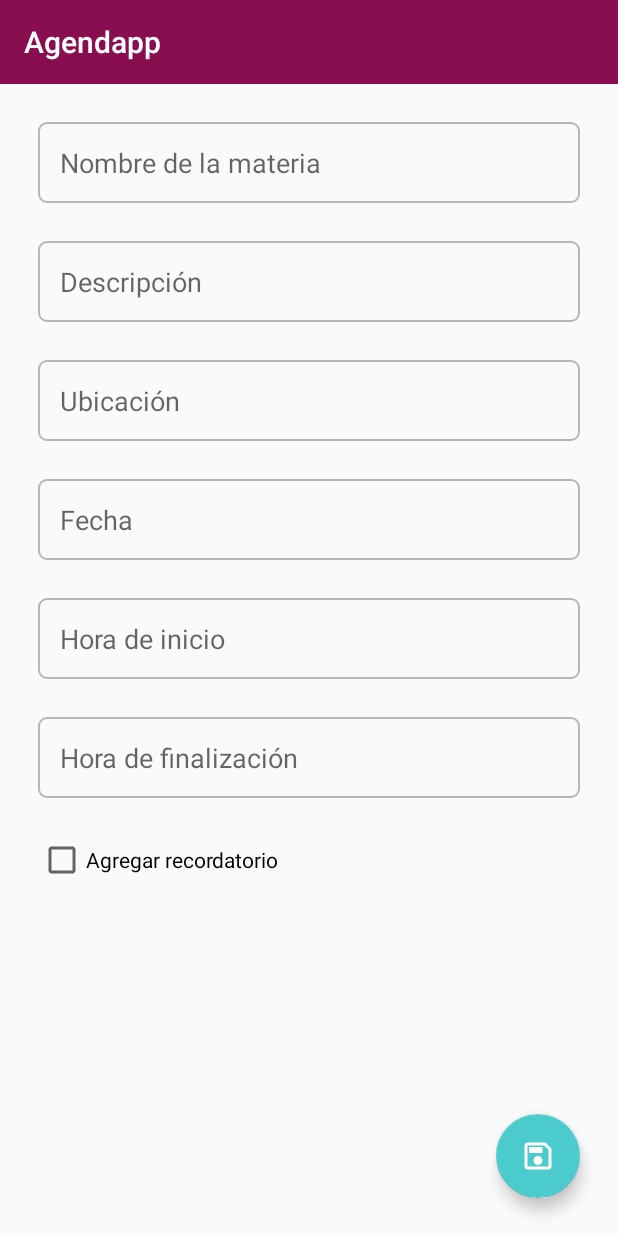
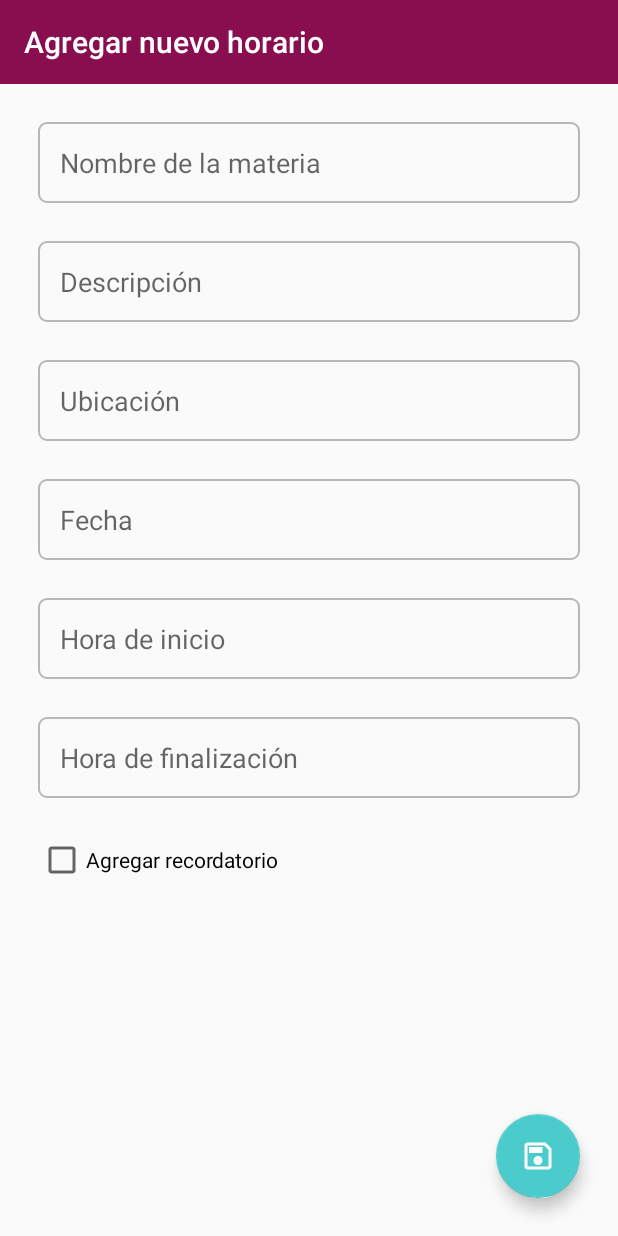
Before and after one commit to LordSinSentido/agendapp, an Android app: the screen it shows after launch (AgregarHorariosActivity), after a tap on "Agregar horario", on a phone screen of 412 x 824 dp. Run offline under Robolectric (Android 15) with nearby library versions, the phone set to English and light mode, and no system bars; 1 other tap on this screen came first.

Commit message:
Se agrego el titulo a cada actividad

```diff
--- a/app/src/main/java/com/classhub/agendapp/AgregarEventosActivity.java
+++ b/app/src/main/java/com/classhub/agendapp/AgregarEventosActivity.java
@@ -42,6 +42,7 @@ public class AgregarEventosActivity extends AppCompatActivity {
     protected void onCreate(Bundle savedInstanceState) {
         super.onCreate(savedInstanceState);
         setContentView(R.layout.activity_agregar_eventos);
+        this.setTitle("Agregar nuevo evento o examen");
 
         titulo = findViewById(R.id.agregareventoEntradaTitulo);
         descripcion = findViewById(R.id.agregareventoEntradaDescripcion);
--- a/app/src/main/java/com/classhub/agendapp/AgregarHorariosActivity.java
+++ b/app/src/main/java/com/classhub/agendapp/AgregarHorariosActivity.java
@@ -37,6 +37,7 @@ public class AgregarHorariosActivity extends AppCompatActivity {
     protected void onCreate(Bundle savedInstanceState) {
         super.onCreate(savedInstanceState);
         setContentView(R.layout.activity_agregar_horarios);
+        this.setTitle("Agregar nuevo horario");
 
         titulo = findViewById(R.id.agregarhorarioEntradaTitulo);
         descripcion = findViewById(R.id.agregarhorarioEntradaDescripcion);
--- a/app/src/main/java/com/classhub/agendapp/AgregarTareasActivity.java
+++ b/app/src/main/java/com/classhub/agendapp/AgregarTareasActivity.java
@@ -46,6 +46,7 @@ public class AgregarTareasActivity extends AppCompatActivity {
     protected void onCreate(Bundle savedInstanceState) {
         super.onCreate(savedInstanceState);
         setContentView(R.layout.activity_agregar_tareas);
+        this.setTitle("Agregar nueva tarea o proyecto");
 
         titulo = findViewById(R.id.agregartareaEntradaTitulo);
         descripcion = findViewById(R.id.agregartareaEntradaDescripcion);
--- a/app/src/main/java/com/classhub/agendapp/EditarEventoActivity.java
+++ b/app/src/main/java/com/classhub/agendapp/EditarEventoActivity.java
@@ -45,6 +45,7 @@ public class EditarEventoActivity extends AppCompatActivity {
     protected void onCreate(Bundle savedInstanceState) {
         super.onCreate(savedInstanceState);
         setContentView(R.layout.activity_editar_evento);
+        this.setTitle("Editar evento o examen");
 
         titulo = findViewById(R.id.editareventoEntradaTitulo);
         descripcion = findViewById(R.id.editareventoEntradaDescripcion);
--- a/app/src/main/java/com/classhub/agendapp/EditarHorarioActivity.java
+++ b/app/src/main/java/com/classhub/agendapp/EditarHorarioActivity.java
@@ -40,6 +40,7 @@ public class EditarHorarioActivity extends AppCompatActivity {
     protected void onCreate(Bundle savedInstanceState) {
         super.onCreate(savedInstanceState);
         setContentView(R.layout.activity_editar_horario);
+        this.setTitle("Editar horario");
 
         titulo = findViewById(R.id.editarhorarioEntradaTitulo);
         descripcion = findViewById(R.id.editarhorarioEntradaDescripcion);
--- a/app/src/main/java/com/classhub/agendapp/EditarTareaActivity.java
+++ b/app/src/main/java/com/classhub/agendapp/EditarTareaActivity.java
@@ -42,6 +42,7 @@ public class EditarTareaActivity extends AppCompatActivity {
     protected void onCreate(Bundle savedInstanceState) {
         super.onCreate(savedInstanceState);
         setContentView(R.layout.activity_editar_tarea);
+        this.setTitle("Editar tarea o proyecto");
 
         titulo = findViewById(R.id.editartareaEntradaTitulo);
         descripcion = findViewById(R.id.editartareaEntradaDescripcion);
--- a/app/src/main/java/com/classhub/agendapp/MostrarEventoActivity.java
+++ b/app/src/main/java/com/classhub/agendapp/MostrarEventoActivity.java
@@ -39,6 +39,7 @@ public class MostrarEventoActivity extends AppCompatActivity {
     protected void onCreate(Bundle savedInstanceState) {
         super.onCreate(savedInstanceState);
         setContentView(R.layout.activity_mostrar_evento);
+        this.setTitle("Datos del evento o examen");
 
         titulo = findViewById(R.id.mostrareventoTextoTituloR);
         descripcion = findViewById(R.id.mostrareventoTextoDescripcionR);
--- a/app/src/main/java/com/classhub/agendapp/MostrarHorarioActivity.java
+++ b/app/src/main/java/com/classhub/agendapp/MostrarHorarioActivity.java
@@ -30,6 +30,7 @@ public class MostrarHorarioActivity extends AppCompatActivity {
     protected void onCreate(Bundle savedInstanceState) {
         super.onCreate(savedInstanceState);
         setContentView(R.layout.activity_mostrar_horario);
+        this.setTitle("Datos del horario");
 
         titulo = findViewById(R.id.mostrarhorarioTextoTituloR);
         descripcion = findViewById(R.id.mostrarhorarioTextoDescripcionR);
--- a/app/src/main/java/com/classhub/agendapp/MostrarTareaActivity.java
+++ b/app/src/main/java/com/classhub/agendapp/MostrarTareaActivity.java
@@ -29,6 +29,7 @@ public class MostrarTareaActivity extends AppCompatActivity {
     protected void onCreate(Bundle savedInstanceState) {
         super.onCreate(savedInstanceState);
         setContentView(R.layout.activity_mostrar_tarea);
+        this.setTitle("Datos de la tarea o proyecto");
 
         titulo = findViewById(R.id.mostrartareaTextoTituloR);
         descripcion = findViewById(R.id.mostrartareaTextoDescripcionR);
--- a/app/src/main/res/menu/vista_menu_principal_overflow.xml
+++ b/app/src/main/res/menu/vista_menu_principal_overflow.xml
@@ -7,5 +7,6 @@
         android:checkable="false"
         android:icon="@drawable/icono_configuracion"
         android:title="@string/botonConfiguraciones"
+        android:visible="false"
         app:showAsAction="always" />
 </menu>
```
